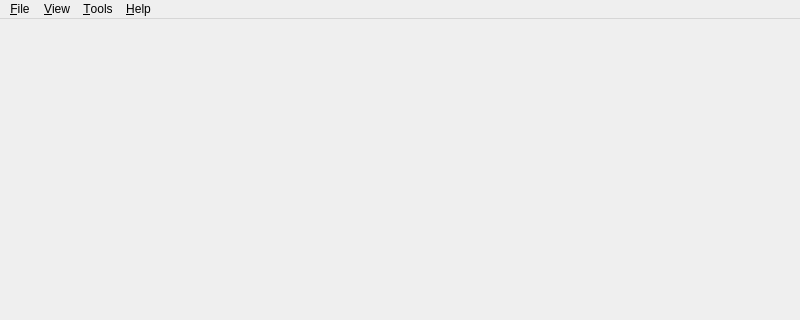
First picture: the form in src/mainwindow.ui, repository opencor/opencor, before the edit; both pictures show x 0 to 800 and y 0 to 320 of the 800 by 600 pixel window.
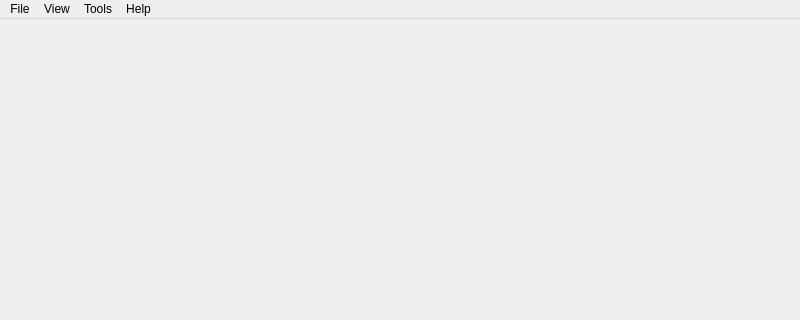
Second picture: the form after the edit. Icons and pictures are not drawn.

Commit message:
Main window: removed `&` from different menu items.
Hopefully, they don’t get used. Indeed, the reason for removing those
`&` is that it makes it much faster to create snapshots on Windows by
pressing Alt+PrtScn. However, with `&` in our main menu items, it meant
that the characters used as a shortcut (i.e. Alt+Char) were underlined,
which is not what we want…

The edit to the form file:
```diff
--- a/src/mainwindow.ui
+++ b/src/mainwindow.ui
@@ -22,13 +22,13 @@
    </property>
    <widget class="QMenu" name="menuFile">
     <property name="title">
-     <string>&amp;File</string>
+     <string>File</string>
     </property>
     <addaction name="actionQuit"/>
    </widget>
    <widget class="QMenu" name="menuTools">
     <property name="title">
-     <string>&amp;Tools</string>
+     <string>Tools</string>
     </property>
     <widget class="QMenu" name="menuLanguage">
      <property name="title">
@@ -53,7 +53,7 @@
    </widget>
    <widget class="QMenu" name="menuHelp">
     <property name="title">
-     <string>&amp;Help</string>
+     <string>Help</string>
     </property>
     <addaction name="actionHomePage"/>
     <addaction name="separator"/>
@@ -63,7 +63,7 @@
    </widget>
    <widget class="QMenu" name="menuView">
     <property name="title">
-     <string>&amp;View</string>
+     <string>View</string>
     </property>
     <addaction name="actionDockedWindows"/>
     <addaction name="separator"/>
```
Left out of the diff: 26 changed lines with no effect on the pictures. The commit also changes 1 other file.
